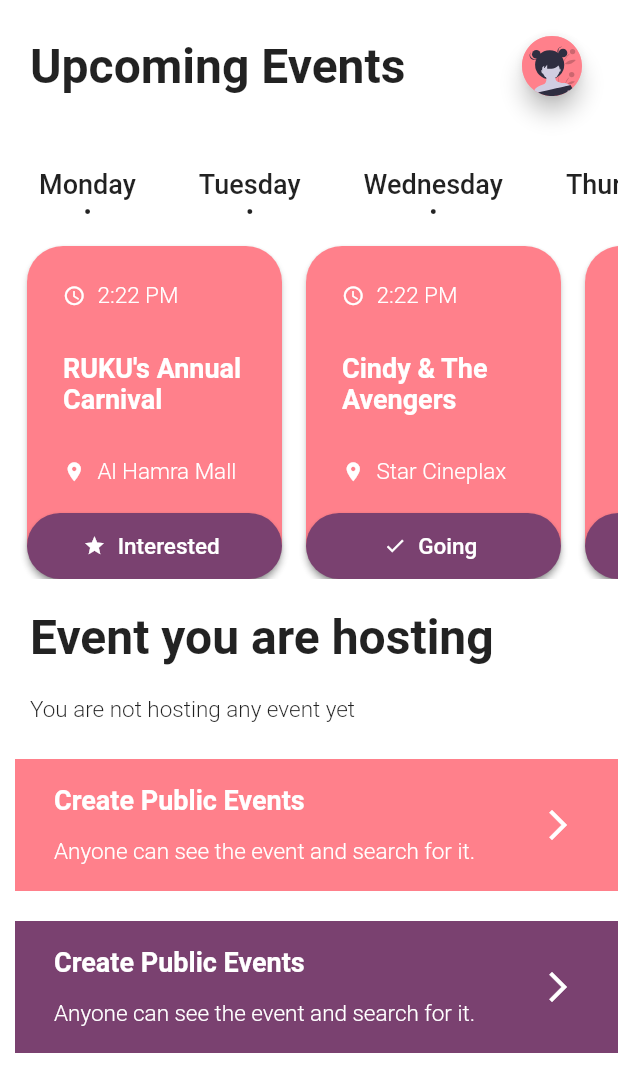
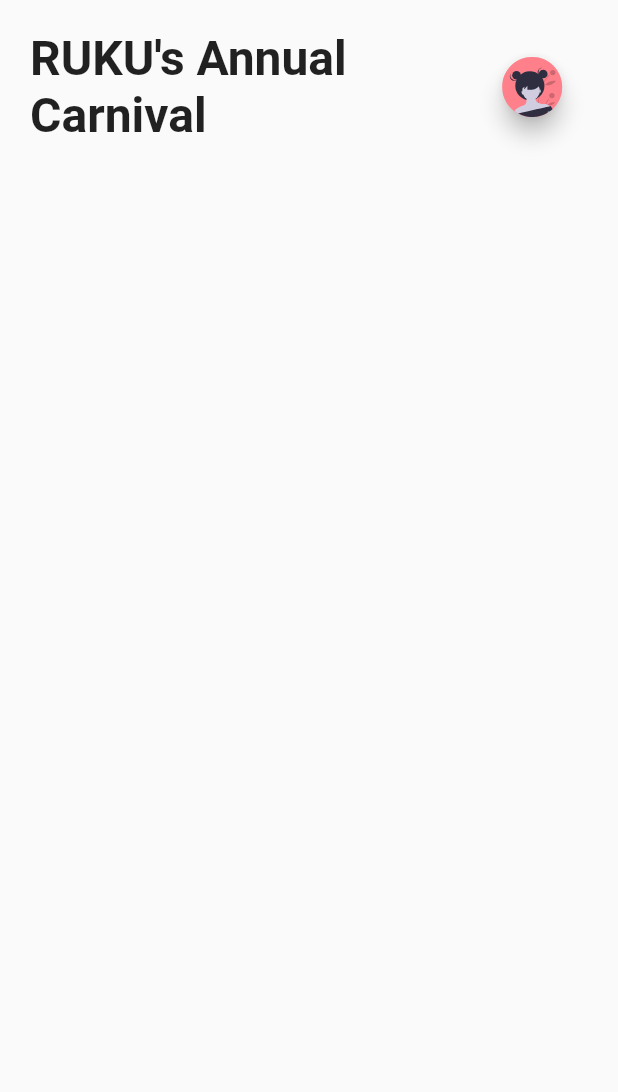
Before and after one commit to maxiin/MeetIn, a Flutter app: the DashboardPage screen opened by its route, after a tap on an icon or button, on a phone screen of 412 x 824 dp. Shown: the top 1092 px of the screen. Run offline on Flutter 3.47's test engine with Material 2 defaults, Android fonts, the phone set to English and light mode, and no system bars; our stand-ins replace flutter_slidable, flutter_svg, geolocator, google_maps_flutter, image_cropper, image_picker and 2 more; missing offline and left inert: flutter_google_places, google_maps_webservice.

Commit message:
events page

```diff
--- a/lib/components/eventCard.dart
+++ b/lib/components/eventCard.dart
@@ -5,10 +5,10 @@ import 'package:flutter/material.dart';
 import 'package:intl/intl.dart';
 
 class DailyEvent extends StatelessWidget {
-  DailyEvent(this.event);
+  DailyEvent({this.event, this.open});
 
   final Event event;
-  final Function open = () {};
+  final Function open;
 
   @override
   Widget build(BuildContext context) {
@@ -94,7 +94,7 @@ class DailyEvent extends StatelessWidget {
               shape: RoundedRectangleBorder(
                 borderRadius: BorderRadius.circular(24),
               ),
-              onPressed: () => {},
+              onPressed: open,
               padding: EdgeInsets.only(left: 24, top: 24, bottom: 24),
               color: primaryColor,
               child: Column(
--- a/lib/entities/event.dart
+++ b/lib/entities/event.dart
@@ -1,20 +1,20 @@
 class Event {
-  final int id;
-  final DateTime date;
-  final String name;
-  final EventLocation location;
-  final EventStatus status;
+  int id;
+  DateTime date;
+  String name;
+  EventLocation location;
+  EventStatus status;
 
-  Event(this.id, this.date, this.name, this.location, this.status);
+  Event({this.id, this.date, this.name, this.location, this.status});
 }
 
 class EventLocation {
-  final double lng;
-  final double lat;
-  final String address;
-  final String name;
+  double lng;
+  double lat;
+  String address;
+  String name;
 
-  EventLocation(this.name, this.address, this.lat, this.lng);
+  EventLocation({this.name, this.address, this.lat, this.lng});
 }
 
 enum EventStatus {
--- a/lib/main.dart
+++ b/lib/main.dart
@@ -1,3 +1,4 @@
+import 'package:events_app/pages/event.dart';
 import 'package:events_app/pages/login.dart';
 import 'package:events_app/pages/dashboard.dart';
 import 'package:events_app/pages/createEvent.dart';
@@ -20,6 +21,7 @@ class MyApp extends StatelessWidget {
         '/login': (BuildContext context) => new LoginPage(),
         '/dash' : (BuildContext context) => new DashboardPage(),
         '/new' : (BuildContext context) => new CreateEvent(),
+        '/event' : (BuildContext context) => new EventPage(),
       },
     );
   }
--- a/lib/pages/dashboard.dart
+++ b/lib/pages/dashboard.dart
@@ -16,15 +16,15 @@ final weekdays = List.generate(7, (index) => index)
   .format(DateTime.now().subtract(Duration(days: DateTime.now().weekday - 1)).add(Duration(days: value))))
   .toList();
 final events = [
-  new Event(1, new DateTime(2020, 3, 16, Random().nextInt(23), Random().nextInt(59)), 'RUKU\'s Annual Carnival', new EventLocation('Al Hamra Mall', 'Al Hamra Mall', 0, 0), EventStatus.interested),
-  new Event(8, new DateTime(2020, 3, 16, Random().nextInt(23), Random().nextInt(59)), 'Cindy & The Avengers', new EventLocation('Star Cineplax', 'Star Cineplax', 0, 0), EventStatus.going),
-  new Event(9, new DateTime(2020, 3, 16, Random().nextInt(23), Random().nextInt(59)), 'RUKU\'s Annual Carnival', new EventLocation('Al Hamra Mall', 'Al Hamra Mall', 0, 0), EventStatus.open),
-  new Event(2, new DateTime(2020, 3, 17, Random().nextInt(23), Random().nextInt(59)), 'Cindy & The Avengers', new EventLocation('Star Cineplax', 'Star Cineplax', 0, 0), EventStatus.interested),
-  new Event(3, new DateTime(2020, 3, 18, Random().nextInt(23), Random().nextInt(59)), 'RUKU\'s Annual Carnival', new EventLocation('Al Hamra Mall', 'Al Hamra Mall', 0, 0), EventStatus.going),
-  new Event(4, new DateTime(2020, 3, 19, Random().nextInt(23), Random().nextInt(59)), 'Cindy & The Avengers', new EventLocation('Star Cineplax', 'Star Cineplax', 0, 0), EventStatus.interested),
-  new Event(5, new DateTime(2020, 3, 20, Random().nextInt(23), Random().nextInt(59)), 'RUKU\'s Annual Carnival', new EventLocation('Al Hamra Mall', 'Al Hamra Mall', 0, 0), EventStatus.going),
-  new Event(6, new DateTime(2020, 3, 21, Random().nextInt(23), Random().nextInt(59)), 'Cindy & The Avengers', new EventLocation('Star Cineplax', 'Star Cineplax', 0, 0), EventStatus.interested),
-  new Event(7, new DateTime(2020, 3, 22, Random().nextInt(23), Random().nextInt(59)), 'RUKU\'s Annual Carnival', new EventLocation('Al Hamra Mall', 'Al Hamra Mall', 0, 0), EventStatus.open),
+  new Event(id: 1, date: new DateTime(2020, 3, 16, Random().nextInt(23), Random().nextInt(59)), name: 'RUKU\'s Annual Carnival', location: new EventLocation(name: 'Al Hamra Mall', address: 'Al Hamra Mall', lat: 0, lng: 0), status: EventStatus.interested),
+  new Event(id: 8, date: new DateTime(2020, 3, 16, Random().nextInt(23), Random().nextInt(59)), name: 'Cindy & The Avengers', location: new EventLocation(name: 'Star Cineplax', address: 'Star Cineplax', lat: 0, lng: 0), status: EventStatus.going),
+  new Event(id: 9, date: new DateTime(2020, 3, 16, Random().nextInt(23), Random().nextInt(59)), name: 'RUKU\'s Annual Carnival', location: new EventLocation(name: 'Al Hamra Mall', address: 'Al Hamra Mall', lat: 0, lng: 0), status: EventStatus.open),
+  new Event(id: 2, date: new DateTime(2020, 3, 17, Random().nextInt(23), Random().nextInt(59)), name: 'Cindy & The Avengers', location: new EventLocation(name: 'Star Cineplax', address: 'Star Cineplax', lat: 0, lng: 0), status: EventStatus.interested),
+  new Event(id: 3, date: new DateTime(2020, 3, 18, Random().nextInt(23), Random().nextInt(59)), name: 'RUKU\'s Annual Carnival', location: new EventLocation(name: 'Al Hamra Mall', address: 'Al Hamra Mall', lat: 0, lng: 0), status: EventStatus.going),
+  new Event(id: 4, date: new DateTime(2020, 3, 19, Random().nextInt(23), Random().nextInt(59)), name: 'Cindy & The Avengers', location: new EventLocation(name: 'Star Cineplax', address: 'Star Cineplax', lat: 0, lng: 0), status: EventStatus.interested),
+  new Event(id: 5, date: new DateTime(2020, 3, 20, Random().nextInt(23), Random().nextInt(59)), name: 'RUKU\'s Annual Carnival', location: new EventLocation(name: 'Al Hamra Mall', address: 'Al Hamra Mall', lat: 0, lng: 0), status: EventStatus.going),
+  new Event(id: 6, date: new DateTime(2020, 3, 21, Random().nextInt(23), Random().nextInt(59)), name: 'Cindy & The Avengers', location: new EventLocation(name: 'Star Cineplax', address: 'Star Cineplax', lat: 0, lng: 0), status: EventStatus.interested),
+  new Event(id: 7, date: new DateTime(2020, 3, 22, Random().nextInt(23), Random().nextInt(59)), name: 'RUKU\'s Annual Carnival', location: new EventLocation(name: 'Al Hamra Mall', address: 'Al Hamra Mall', lat: 0, lng: 0), status: EventStatus.open),
 ];
 
 class DashboardPage extends StatefulWidget {
@@ -113,7 +113,7 @@ class DashboardState extends State<DashboardPage> {
       // color: Colors.grey,
       child: ListView(
         scrollDirection: Axis.horizontal,
-        children: events.map((e) => DailyEvent(e)).toList(),
+        children: events.map((e) => DailyEvent(event: e, open: () {Navigator.of(context).pushNamed('/event');})).toList(),
       ),
     );
 
--- /dev/null
+++ b/lib/pages/event.dart
@@ -0,0 +1,65 @@
+import 'dart:ui';
+
+import 'package:events_app/entities/event.dart';
+import 'package:events_app/utils/design.dart';
+import 'package:flutter/material.dart';
+import 'package:flutter_svg/flutter_svg.dart';
+import 'package:shimmer/shimmer.dart';
+
+import '../repository.dart';
+
+class EventPage extends StatefulWidget {
+  EventPage() : super();
+
+  @override
+  EventState createState() => EventState();
+}
+
+class EventState extends State<EventPage> {
+  var repo = new Repository();
+  Event _event = new Event();
+
+  EventState() {
+    repo.events.listen((value) {
+      setState(() {
+        _event = value[0];
+      });
+    });
+  }
+
+  @override
+  Widget build(BuildContext context) {
+    final header = Padding(
+      padding: EdgeInsets.all(20),
+      child: Row(
+        mainAxisAlignment: MainAxisAlignment.spaceBetween,
+        children: <Widget>[
+          Expanded(
+            flex: 8,
+            child: TitleText(_event.name),
+          ),
+          Expanded(
+            flex: 2,
+            child: Center(
+              child: FloatingActionButton(
+                onPressed: () {},
+                child: SvgPicture.asset('assets/defaults/female-avatar.svg'),
+                shape: borderRadius,
+                mini: true,
+              ),
+            ),
+          )
+        ],
+      ),
+    );
+
+    return Scaffold(
+      body: ListView(
+        children: <Widget>[
+          header
+        ],
+      ),
+    );
+  }
+
+}
--- a/lib/repository.dart
+++ b/lib/repository.dart
@@ -10,8 +10,8 @@ class Repository {
 
   update() {
     events.add([
-      new Event(1, new DateTime(2020, 3, 16, 9, 28), 'RUKU\'s Annual Carnival', new EventLocation('Al Hamra Mall', 'Al Hamra Mall', 0, 0), EventStatus.interested),
-      new Event(8, new DateTime(2020, 3, 16, 9, 28), 'Cindy & The Avengers', new EventLocation('Star Cineplax', 'Star Cineplax', 0, 0), EventStatus.going),
+      new Event(id: 1, date: new DateTime(2020, 3, 16, 9, 28), name: 'RUKU\'s Annual Carnival', location: new EventLocation(name: 'Al Hamra Mall', address: 'Al Hamra Mall', lat: 0, lng: 0), status: EventStatus.interested),
+      new Event(id: 8, date: new DateTime(2020, 3, 16, 9, 28), name: 'Cindy & The Avengers', location: new EventLocation(name: 'Star Cineplax', address: 'Star Cineplax', lat: 0, lng: 0), status: EventStatus.going),
     ]);
   }
 
--- a/pubspec.yaml
+++ b/pubspec.yaml
@@ -45,6 +45,7 @@ dependencies:
   geolocator: ^5.3.0
   flutter_slidable: ^0.5.4
   page_transition: "^1.1.5"
+  shimmer: ^1.0.0
 
 dev_dependencies:
   flutter_test:
```
Also changed, not shown: pubspec.lock.
